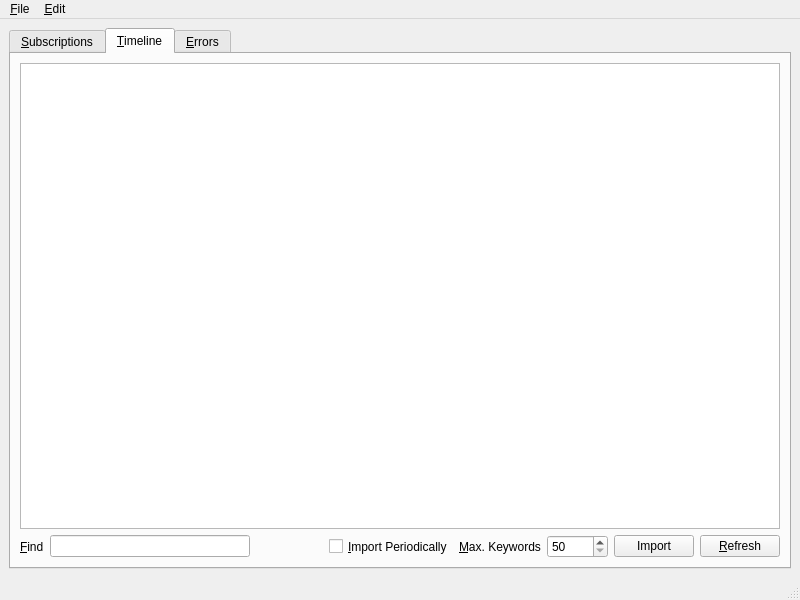
Old version of the form branches/trunk/UI/spot-on-rss.ui in the repository textbrowser/spot-on.
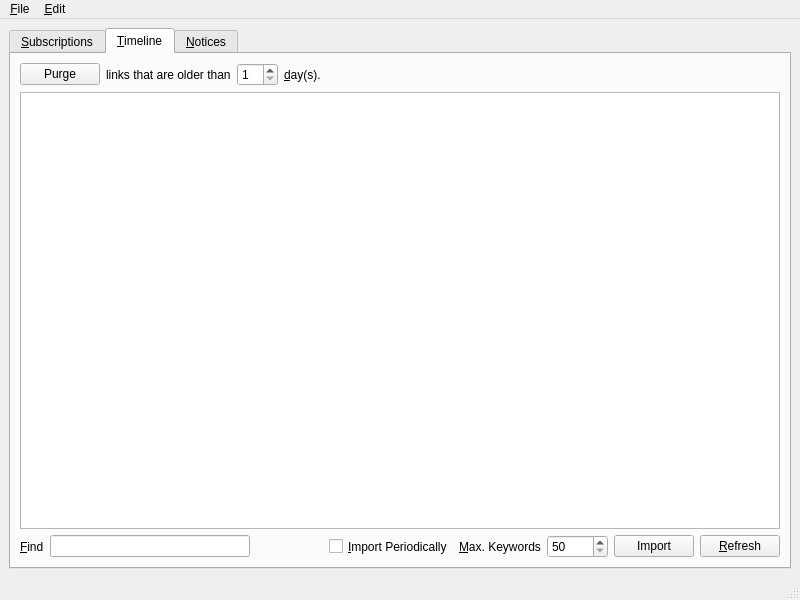
New version of the form. The open tabs and pages were chosen to show the change. Icons and pictures are not drawn. Custom widgets are drawn as their Qt base class.

Diff of the .ui file:
```diff
--- a/branches/trunk/UI/spot-on-rss.ui
+++ b/branches/trunk/UI/spot-on-rss.ui
@@ -384,6 +384,57 @@
         <string>&amp;Timeline</string>
        </attribute>
        <layout class="QVBoxLayout" name="verticalLayout_2">
+        <item>
+         <layout class="QHBoxLayout" name="horizontalLayout_6">
+          <item>
+           <widget class="QPushButton" name="purge">
+            <property name="text">
+             <string>Purge</string>
+            </property>
+           </widget>
+          </item>
+          <item>
+           <widget class="QLabel" name="label_9">
+            <property name="text">
+             <string>links that are older than</string>
+            </property>
+           </widget>
+          </item>
+          <item>
+           <widget class="QSpinBox" name="purge_days">
+            <property name="minimum">
+             <number>1</number>
+            </property>
+            <property name="maximum">
+             <number>30</number>
+            </property>
+           </widget>
+          </item>
+          <item>
+           <widget class="QLabel" name="label_10">
+            <property name="text">
+             <string>&amp;day(s).</string>
+            </property>
+            <property name="buddy">
+             <cstring>purge_days</cstring>
+            </property>
+           </widget>
+          </item>
+          <item>
+           <spacer name="horizontalSpacer_5">
+            <property name="orientation">
+             <enum>Qt::Horizontal</enum>
+            </property>
+            <property name="sizeHint" stdset="0">
+             <size>
+              <width>40</width>
+              <height>20</height>
+             </size>
+            </property>
+           </spacer>
+          </item>
+         </layout>
+        </item>
         <item>
          <widget class="spoton_textbrowser" name="timeline">
           <property name="font">
@@ -505,7 +556,7 @@
       </widget>
       <widget class="QWidget" name="tab_3">
        <attribute name="title">
-        <string>&amp;Errors</string>
+        <string>&amp;Notices</string>
        </attribute>
        <layout class="QVBoxLayout" name="verticalLayout_5">
         <item>
```
Left out of the diff: 2 changed lines with no effect on the pictures.
